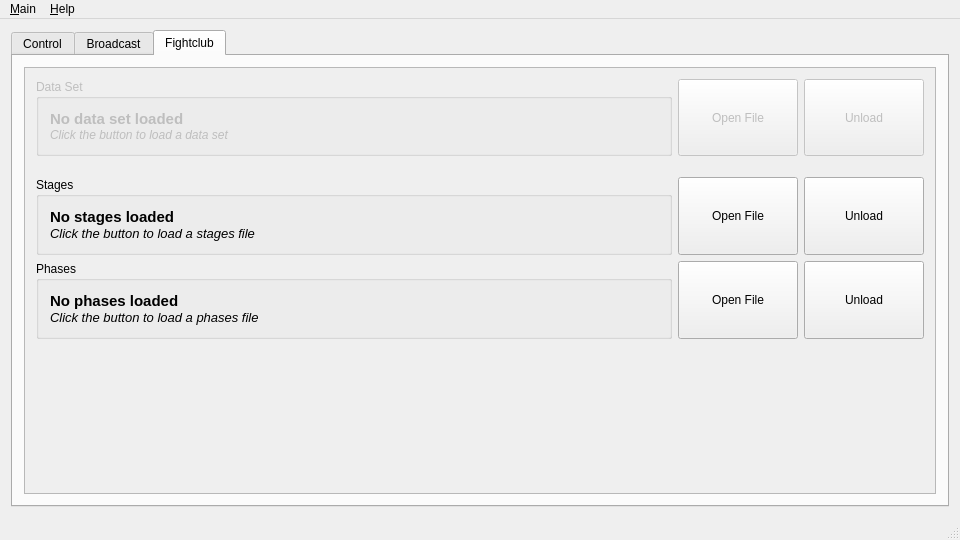
The window that client/fightclubclient.ui (SFr682k/fightclub) describes before a commit, drawn with Qt 5.
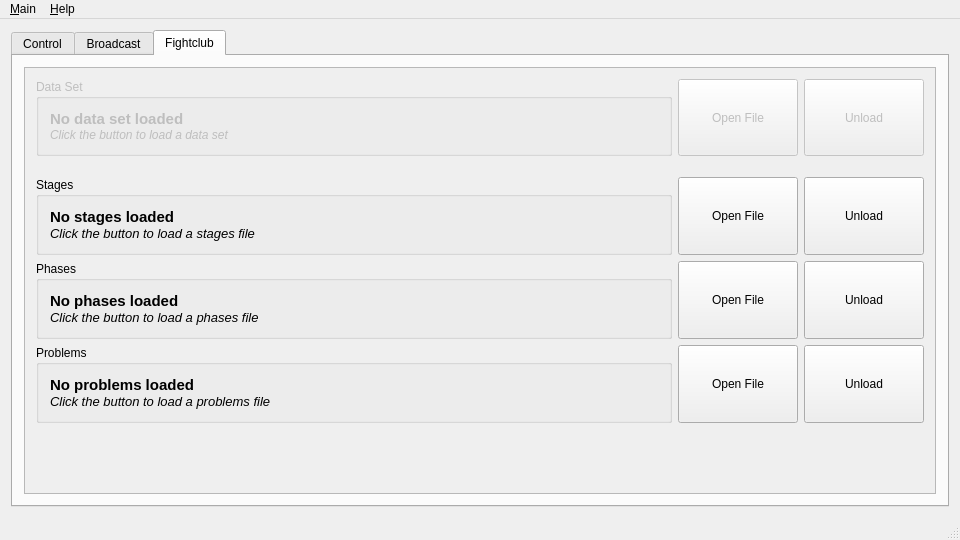
The same window after the commit. The open tabs and pages were chosen to show the change. Icons and pictures are not drawn.

Commit message: Add file dialog for loading problem files

```diff
--- a/client/fightclubclient.ui
+++ b/client/fightclubclient.ui
@@ -1307,12 +1307,12 @@
             <rect>
              <x>0</x>
              <y>0</y>
-             <width>924</width>
-             <height>424</height>
+             <width>904</width>
+             <height>425</height>
             </rect>
            </property>
            <layout class="QGridLayout" name="gridLayout_4">
-            <item row="4" column="0">
+            <item row="5" column="0">
              <spacer name="verticalSpacer_5">
               <property name="orientation">
                <enum>Qt::Vertical</enum>
@@ -1697,6 +1697,91 @@
               </property>
              </widget>
             </item>
+            <item row="4" column="0">
+             <widget class="QGroupBox" name="problemsBox">
+              <property name="title">
+               <string>Problems</string>
+              </property>
+              <layout class="QVBoxLayout" name="verticalLayout_14">
+               <property name="spacing">
+                <number>0</number>
+               </property>
+               <item>
+                <widget class="QLabel" name="problemsFileTitle">
+                 <property name="font">
+                  <font>
+                   <pointsize>11</pointsize>
+                   <weight>75</weight>
+                   <bold>true</bold>
+                  </font>
+                 </property>
+                 <property name="text">
+                  <string>No problems loaded</string>
+                 </property>
+                </widget>
+               </item>
+               <item>
+                <widget class="QLabel" name="problemsFileDescr">
+                 <property name="font">
+                  <font>
+                   <pointsize>10</pointsize>
+                   <italic>true</italic>
+                  </font>
+                 </property>
+                 <property name="text">
+                  <string>Click the button to load a problems file</string>
+                 </property>
+                </widget>
+               </item>
+              </layout>
+             </widget>
+            </item>
+            <item row="4" column="1">
+             <widget class="QPushButton" name="loadProblemsFile">
+              <property name="sizePolicy">
+               <sizepolicy hsizetype="Minimum" vsizetype="Minimum">
+                <horstretch>0</horstretch>
+                <verstretch>0</verstretch>
+               </sizepolicy>
+              </property>
+              <property name="text">
+               <string>Open File</string>
+              </property>
+              <property name="icon">
+               <iconset resource="resources.qrc">
+                <normaloff>:/breeze-icons/document-open-24.png</normaloff>:/breeze-icons/document-open-24.png</iconset>
+              </property>
+              <property name="iconSize">
+               <size>
+                <width>24</width>
+                <height>24</height>
+               </size>
+              </property>
+             </widget>
+            </item>
+            <item row="4" column="2">
+             <widget class="QPushButton" name="unloadProblemsFile">
+              <property name="sizePolicy">
+               <sizepolicy hsizetype="Minimum" vsizetype="Ignored">
+                <horstretch>0</horstretch>
+                <verstretch>0</verstretch>
+               </sizepolicy>
+              </property>
+              <property name="text">
+               <string>Unload</string>
+              </property>
+              <property name="icon">
+               <iconset resource="resources.qrc">
+                <normaloff>:/breeze-icons/edit-clear-24.png</normaloff>:/breeze-icons/edit-clear-24.png</iconset>
+              </property>
+              <property name="iconSize">
+               <size>
+                <width>24</width>
+                <height>24</height>
+               </size>
+              </property>
+             </widget>
+            </item>
            </layout>
           </widget>
          </widget>
```
Left out of the diff: 147 changed lines with no effect on the pictures. The commit also changes 5 other files.
